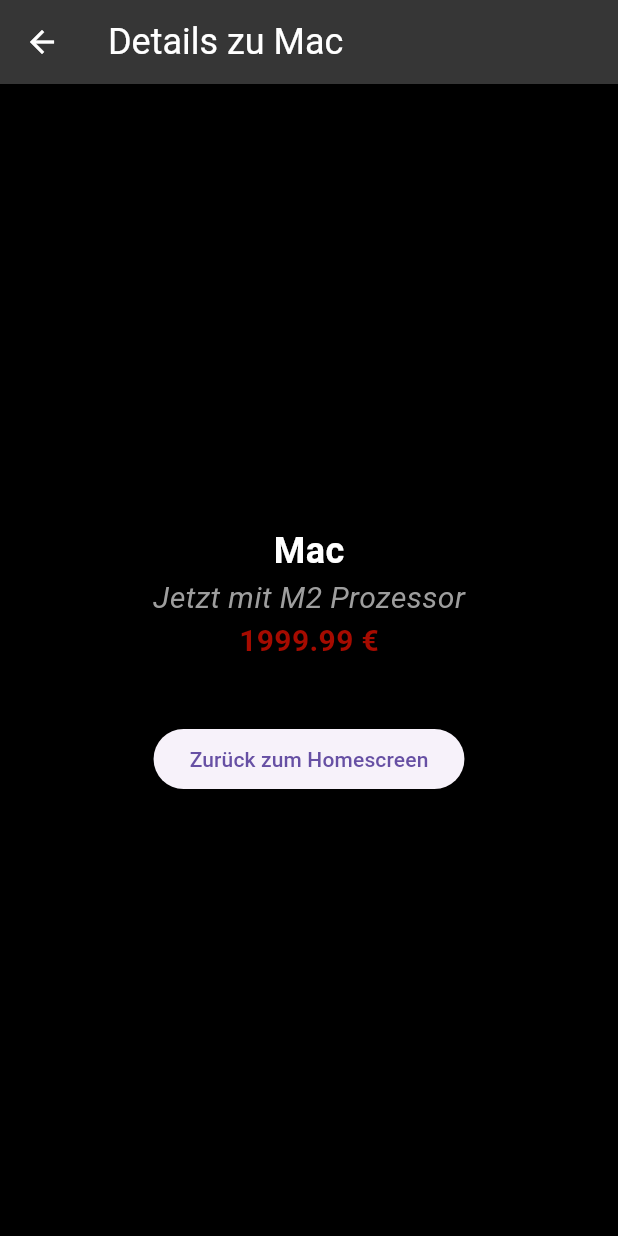
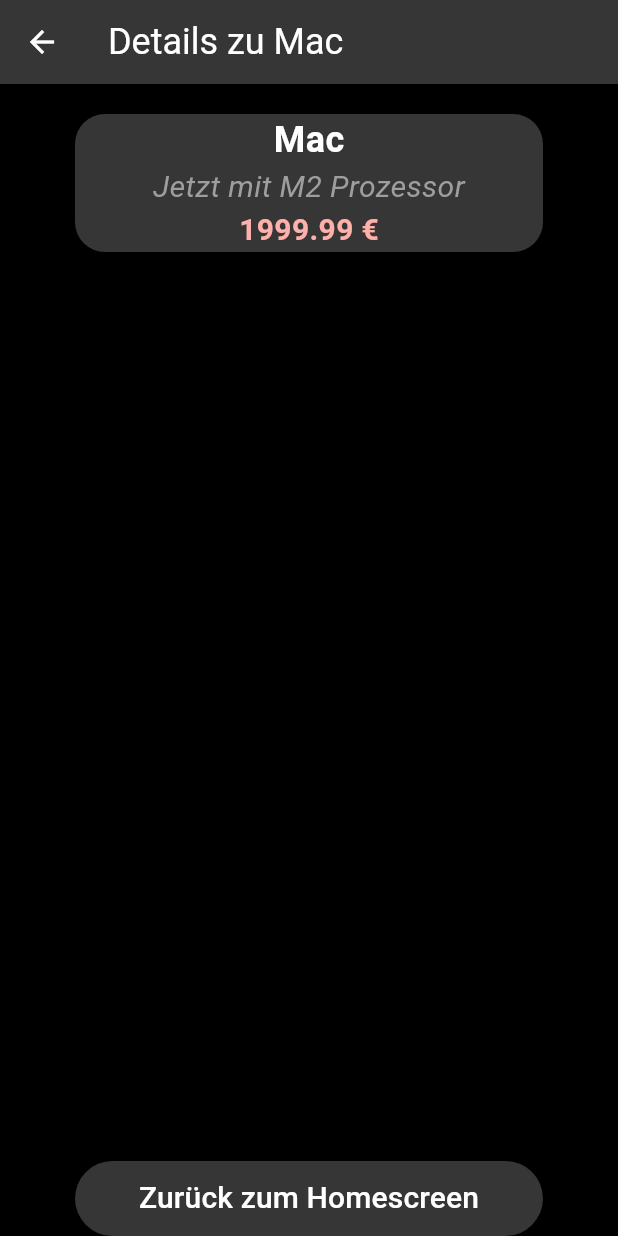
Before and after one commit to OhioLight/navigation_example, a Flutter app: the screen it shows after launch, after a tap on "Mac", on a phone screen of 412 x 824 dp. Run offline on Flutter 3.47's test engine with Material 3 defaults, Android fonts, the phone set to English and light mode, and no system bars.

Commit message:
änderungen in farbe und designe

```diff
--- a/lib/detail_screens.dart
+++ b/lib/detail_screens.dart
@@ -31,7 +31,16 @@ class DetailScreens extends StatelessWidget {
         color: Colors.black,
         child: Center(
           child: Column(
-            mainAxisAlignment: MainAxisAlignment.center,
+            children: [
+              Padding(
+                padding: const EdgeInsets.only(top: 20.0),
+                child: Container(
+                  decoration: BoxDecoration(
+                    borderRadius: BorderRadius.circular(20),
+                    color: const Color.fromARGB(255, 54, 54, 54),
+                  ),
+                  width: MediaQuery.of(context).size.width - 100,
+                  child: Column(
                     children: [
                       Text(
                         name,
@@ -43,6 +52,7 @@ class DetailScreens extends StatelessWidget {
                       ),
                       Text(
                         description,
+                        textAlign: TextAlign.center,
                         style: const TextStyle(
                           fontSize: 20,
                           fontStyle: FontStyle.italic,
@@ -55,17 +65,36 @@ class DetailScreens extends StatelessWidget {
                         style: const TextStyle(
                           fontSize: 20,
                           fontWeight: FontWeight.bold,
-                  color: Color.fromARGB(255, 166, 11, 0),
+                          color: Color.fromARGB(255, 255, 176, 171),
                         ),
                       ),
-              const SizedBox(
-                height: 40,
+                    ],
                   ),
-              ElevatedButton(
+                ),
+              ),
+              const Spacer(),
+              SafeArea(
+                child: SizedBox(
+                  height: 50,
+                  width: MediaQuery.of(context).size.width - 100,
+                  child: ElevatedButton(
+                      style: ButtonStyle(
+                        backgroundColor: MaterialStateProperty.all<Color>(
+                          const Color.fromARGB(255, 54, 54, 54),
+                        ),
+                      ),
                       onPressed: () {
                         Navigator.pop(context);
                       },
-                  child: const Text('Zurück zum Homescreen')),
+                      child: const Text(
+                        'Zurück zum Homescreen',
+                        style: TextStyle(
+                          color: Colors.white,
+                          fontSize: 20,
+                        ),
+                      )),
+                ),
+              ),
             ],
           ),
         ),
--- a/lib/main.dart
+++ b/lib/main.dart
@@ -25,7 +25,7 @@ class MainApp extends StatelessWidget {
           ),
           backgroundColor: const Color.fromARGB(255, 54, 54, 54),
         ),
-        body: const ProductList(),
+        body: const SafeArea(child: ProductList()),
       ),
     );
   }
--- a/lib/p_list_view.dart
+++ b/lib/p_list_view.dart
@@ -17,6 +17,7 @@ class ProductList extends StatelessWidget {
         children: products.map(
           (product) {
             return Card(
+              color: const Color.fromARGB(255, 54, 54, 54),
               child: TextButton(
                 onPressed: () {
                   Navigator.push(
@@ -31,9 +32,19 @@ class ProductList extends StatelessWidget {
                   );
                 },
                 child: ListTile(
-                  leading: const Icon(Icons.shopping_cart_outlined),
-                  title: Text(product.name),
-                  trailing: Text('${product.price}€'),
+                  leading: const Icon(Icons.shopping_cart_outlined,
+                      color: Colors.white),
+                  title: Text(
+                    product.name,
+                    style: const TextStyle(color: Colors.white, fontSize: 20),
+                  ),
+                  trailing: Text(
+                    '${product.price}€',
+                    style: const TextStyle(
+                        color: Colors.white,
+                        fontSize: 16,
+                        fontStyle: FontStyle.italic),
+                  ),
                 ),
               ),
             );
```
Lines whose indentation alone changed are shown as unchanged.
